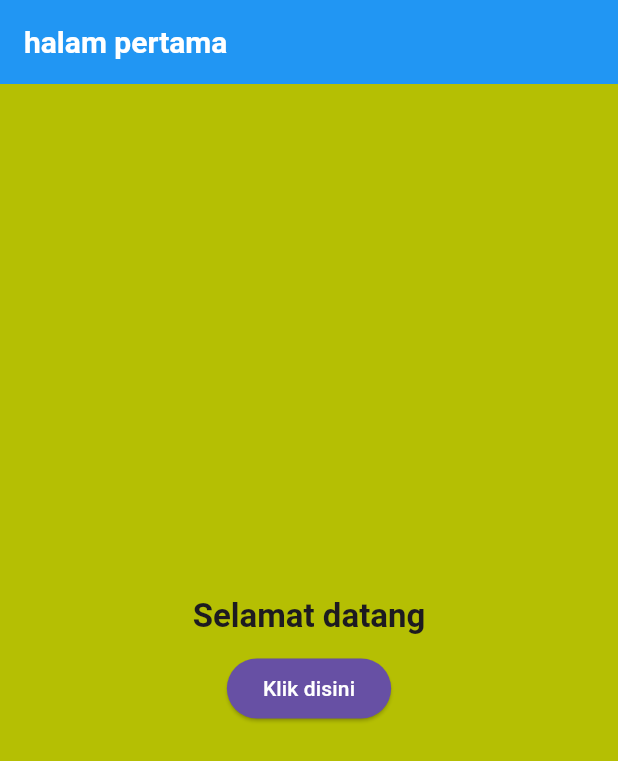
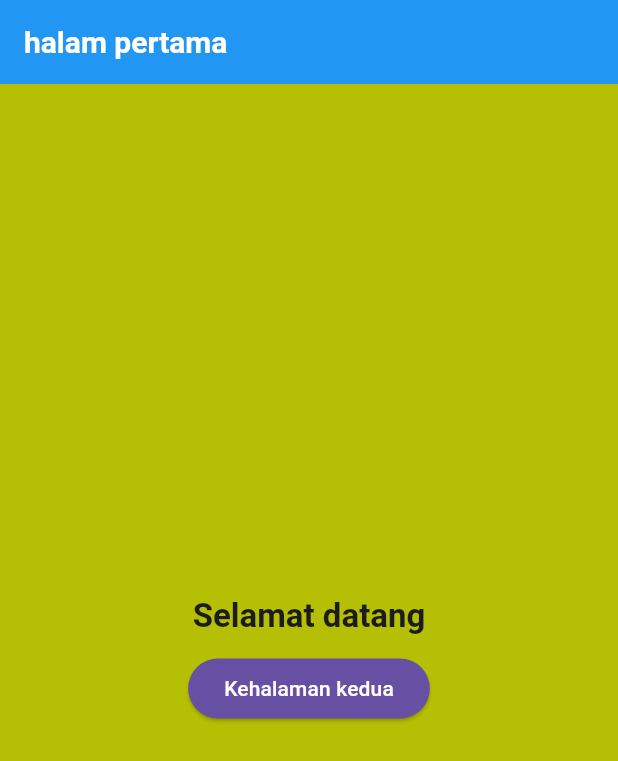
Before and after one commit to dimasbagas/flutter_mobile, a Flutter app: the screen it shows after launch, on a phone screen of 412 x 824 dp. Shown: the top 761 px of the screen. Run offline on Flutter 3.47's test engine with Material 3 defaults, Android fonts, the phone set to English and light mode, and no system bars.

```diff
--- a/lib/main.dart
+++ b/lib/main.dart
@@ -56,7 +56,7 @@ class FirstPage extends StatelessWidget {
                   MaterialPageRoute(builder: (context) => Secondpage()),
                 );
               },
-              child: Text("Klik disini"),
+              child: Text("Kehalaman kedua"),
             )
           ],
         ),
--- a/lib/second_page.dart
+++ b/lib/second_page.dart
@@ -24,7 +24,7 @@ class Secondpage extends StatelessWidget {
               onPressed: () {
                 Navigator.pop(context);
               },
-              child: Text("klik disini"),
+              child: Text("Kehalaman pertama"),
             ),
           ],
         ),
```
Also changed, not shown: lib/thri_page..dart (added).
